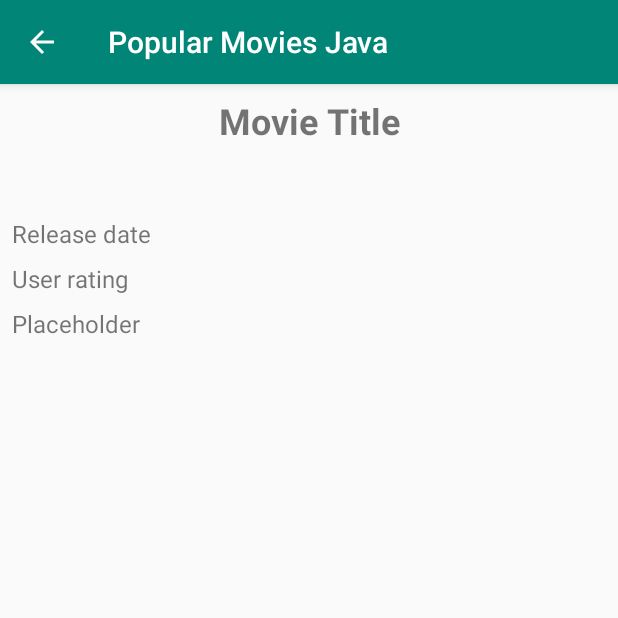
After one commit to VargaJohanna/popular-movies, an Android app: the DetailActivity screen opened directly, with no data from a screen before it, on a phone screen of 412 x 824 dp, the top half of it. The commit adds this screen. Run offline under Robolectric (Android 15) with nearby library versions, the phone set to English and light mode, and no system bars; our stand-ins replace Picasso; pictures from the network do not load.

Commit message:
Added details activity

```diff
--- a/app/src/main/AndroidManifest.xml
+++ b/app/src/main/AndroidManifest.xml
@@ -3,8 +3,8 @@
     xmlns:tools="http://schemas.android.com/tools"
     package="com.movies.popularmoviesjava">
 
-    <uses-permission android:name="android.permission.INTERNET"/>
-    <uses-permission android:name="android.permission.ACCESS_NETWORK_STATE"/>
+    <uses-permission android:name="android.permission.INTERNET" />
+    <uses-permission android:name="android.permission.ACCESS_NETWORK_STATE" />
 
     <application
         android:allowBackup="true"
@@ -21,6 +21,8 @@
                 <category android:name="android.intent.category.LAUNCHER" />
             </intent-filter>
         </activity>
+        <activity android:name=".activity.DetailActivity"
+            android:parentActivityName=".activity.MainActivity"/>
     </application>
 
 </manifest>
--- /dev/null
+++ b/app/src/main/java/com/movies/popularmoviesjava/activity/DetailActivity.java
@@ -0,0 +1,57 @@
+package com.movies.popularmoviesjava.activity;
+
+import android.content.Intent;
+import android.support.v7.app.AppCompatActivity;
+import android.os.Bundle;
+import android.widget.ImageView;
+import android.widget.TextView;
+
+import com.movies.popularmoviesjava.R;
+import com.movies.popularmoviesjava.network.RetrofitInstance;
+import com.movies.popularmoviesjava.utilities.ImageSize;
+import com.squareup.picasso.Picasso;
+
+public class DetailActivity extends AppCompatActivity {
+    public static final String TITLE = "title";
+    public static final String SYNOPSIS = "synopsis";
+    public static final String RELEASE_DATE = "release date";
+    public static final String USER_RATING = "user rating";
+    public static final String IMAGE_PATH = "image path";
+
+
+    @Override
+    protected void onCreate(Bundle savedInstanceState) {
+        super.onCreate(savedInstanceState);
+        setContentView(R.layout.activity_detail);
+
+        Intent intent = getIntent();
+        TextView movieTitle = findViewById(R.id.movie_title);
+        ImageView image = findViewById(R.id.thumbnail_image);
+        TextView releaseDate = findViewById(R.id.release_date);
+        TextView userRating = findViewById(R.id.user_rating);
+        TextView synopsis = findViewById(R.id.synopsis);
+
+        if(intent.hasExtra(TITLE)) {
+            movieTitle.setText(intent.getStringExtra(TITLE));
+        }
+
+        if(intent.hasExtra(IMAGE_PATH)) {
+            Picasso.get()
+                    .load(RetrofitInstance.IMAGE_BASE_URL + ImageSize.getImageSize(4) + intent.getStringExtra(IMAGE_PATH))
+                    .placeholder(R.drawable.ic_launcher_background)
+                    .into(image);
+        }
+
+        if(intent.hasExtra(SYNOPSIS)) {
+            synopsis.setText(intent.getStringExtra(SYNOPSIS));
+        }
+
+        if(intent.hasExtra(USER_RATING)) {
+            userRating.setText(String.format("%s %s", getString(R.string.rating_label), intent.getStringExtra(USER_RATING)));
+        }
+
+        if(intent.hasExtra(RELEASE_DATE)) {
+            releaseDate.setText(String.format("%s %s", getString(R.string.released_label), intent.getStringExtra(RELEASE_DATE)));
+        }
+    }
+}
--- /dev/null
+++ b/app/src/main/res/layout/activity_detail.xml
@@ -0,0 +1,59 @@
+<?xml version="1.0" encoding="utf-8"?>
+<ScrollView xmlns:android="http://schemas.android.com/apk/res/android"
+    xmlns:tools="http://schemas.android.com/tools"
+    android:layout_width="match_parent"
+    android:layout_height="match_parent"
+    tools:context=".activity.DetailActivity">
+
+    <LinearLayout
+        android:layout_width="match_parent"
+        android:layout_height="wrap_content"
+        android:orientation="vertical">
+
+        <TextView
+            android:id="@+id/movie_title"
+            android:text="@string/movie_title"
+            android:textSize="24sp"
+            android:textAlignment="center"
+            android:textStyle="bold"
+            android:layout_margin="8dp"
+            android:layout_width="match_parent"
+            android:layout_height="wrap_content" />
+
+        <ImageView
+            android:id="@+id/thumbnail_image"
+            android:layout_gravity="center"
+            android:layout_marginLeft="8dp"
+            android:layout_marginRight="8dp"
+            android:layout_marginTop="16dp"
+            android:layout_marginBottom="16dp"
+            android:layout_width="wrap_content"
+            android:layout_height="wrap_content" />
+
+        <TextView
+            android:id="@+id/release_date"
+            android:textSize="16sp"
+            android:layout_margin="8dp"
+            android:text="@string/release_date_placeholder"
+            android:layout_width="match_parent"
+            android:layout_height="wrap_content" />
+
+        <TextView
+            android:id="@+id/user_rating"
+            android:text="@string/user_rating_placeholder"
+            android:textSize="16sp"
+            android:layout_marginLeft="8dp"
+            android:layout_marginRight="8dp"
+            android:layout_width="match_parent"
+            android:layout_height="wrap_content" />
+
+        <TextView
+            android:id="@+id/synopsis"
+            android:layout_width="match_parent"
+            android:text="@string/placeholder"
+            android:textSize="16sp"
+            android:layout_margin="8dp"
+            android:layout_height="wrap_content" />
+
+    </LinearLayout>
+</ScrollView>
--- a/app/src/main/res/values/strings.xml
+++ b/app/src/main/res/values/strings.xml
@@ -2,4 +2,10 @@
     <string name="app_name">Popular Movies Java</string>
     <string name="most_popular">Most Popular</string>
     <string name="top_rated_menu">Top Rated</string>
+    <string name="movie_title">Movie Title</string>
+    <string name="release_date_placeholder">Release date</string>
+    <string name="user_rating_placeholder">User rating</string>
+    <string name="placeholder">Placeholder</string>
+    <string name="released_label">Released:</string>
+    <string name="rating_label">Rating:</string>
 </resources>
```
Also changed, not shown: app/src/main/java/com/movies/popularmoviesjava/activity/MainActivity.java (+9 -2 lines), app/src/main/java/com/movies/popularmoviesjava/adapter/MovieAdapter.java (+4 -3 lines), app/src/main/java/com/movies/popularmoviesjava/model/Movie.java (+29 -5 lines), app/src/main/java/com/movies/popularmoviesjava/utilities/ImageSize.java (+12 -0 lines).
